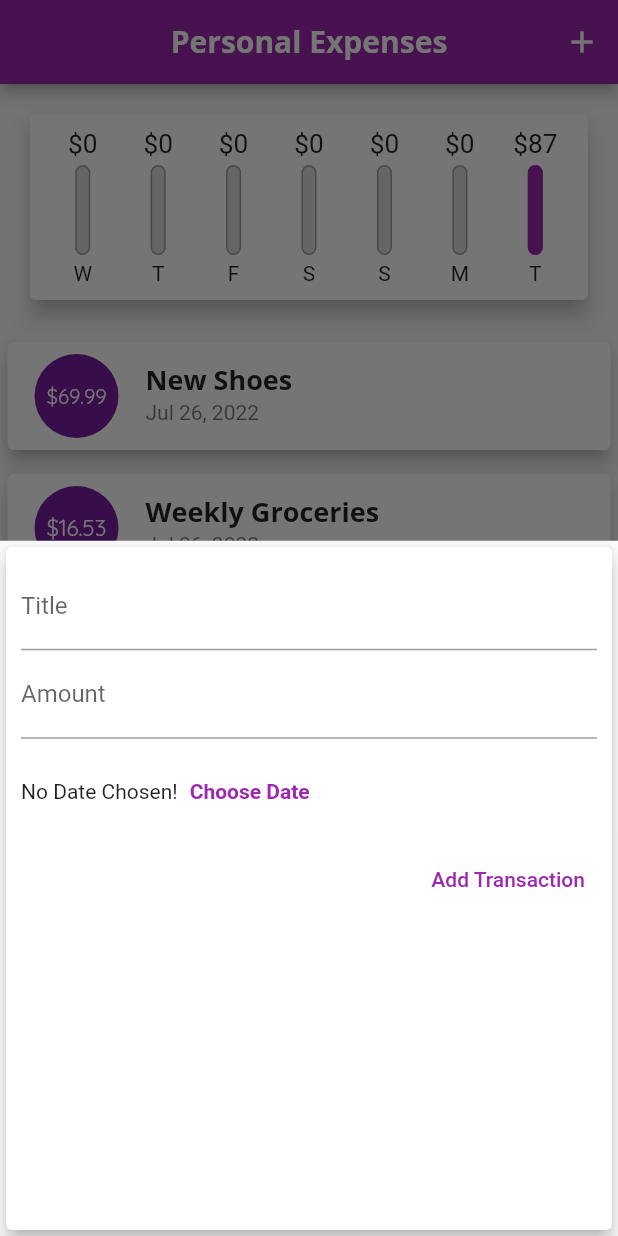
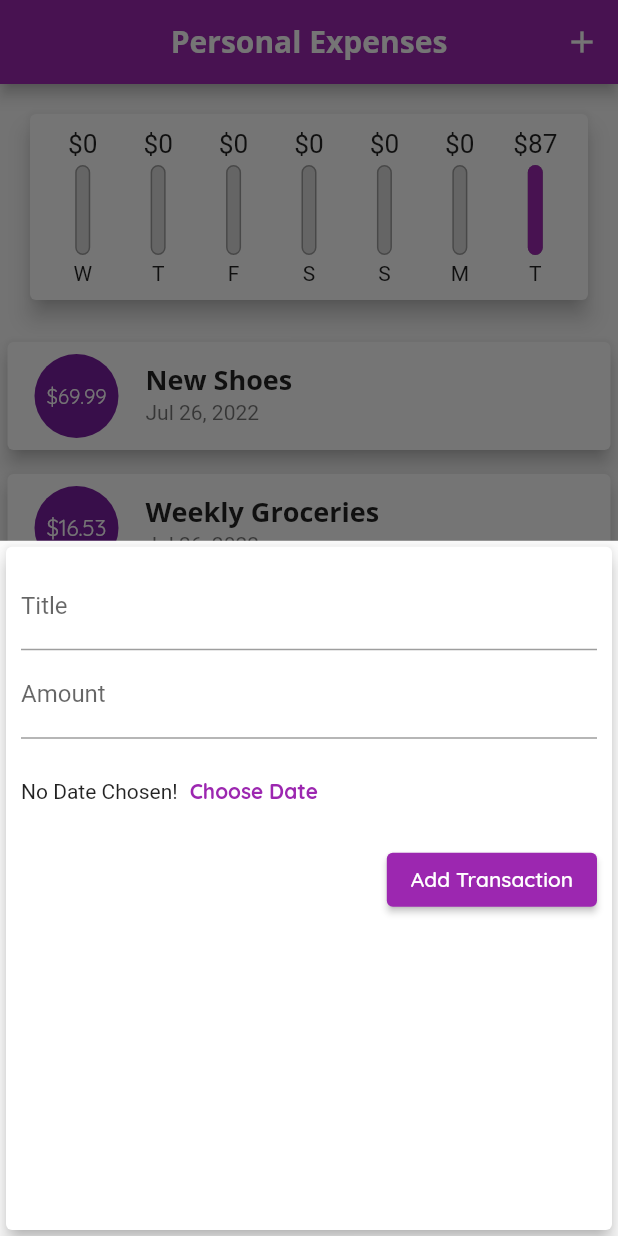
Before and after one commit to manoj1995madushanka/flutter_expense_tracker, a Flutter app: the screen it shows after launch, after a tap on the "add" icon, on a phone screen of 412 x 824 dp. Run offline on Flutter 3.47's test engine with Material 2 defaults, Android fonts, the phone set to English and light mode, and no system bars.

Commit message:
change color of elevation button

```diff
--- a/lib/main.dart
+++ b/lib/main.dart
@@ -26,6 +26,7 @@ class MyApp extends StatelessWidget {
                 fontWeight: FontWeight.bold,
                 fontSize: 18,
               ),
+          button: TextStyle(color: Colors.white),
             ),
         appBarTheme: AppBarTheme(
           titleTextStyle: TextStyle(
--- a/lib/widgets/new_transaction.dart
+++ b/lib/widgets/new_transaction.dart
@@ -83,14 +83,14 @@ class _NewTransactionState extends State<NewTransaction> {
                 ],
               ),
             ),
-            TextButton(
+            ElevatedButton(
               onPressed: submitData,
-              child: Text(
-                'Add Transaction',
-                style: TextStyle(
-                  color: Colors.purple,
-                ),
+              style: ElevatedButton.styleFrom(
+                primary: Theme.of(context).primaryColor, //background
+                onPrimary:
+                    Theme.of(context).textTheme.button?.color, //font color
               ),
+              child: Text('Add Transaction'),
             ),
           ],
         ),
```
